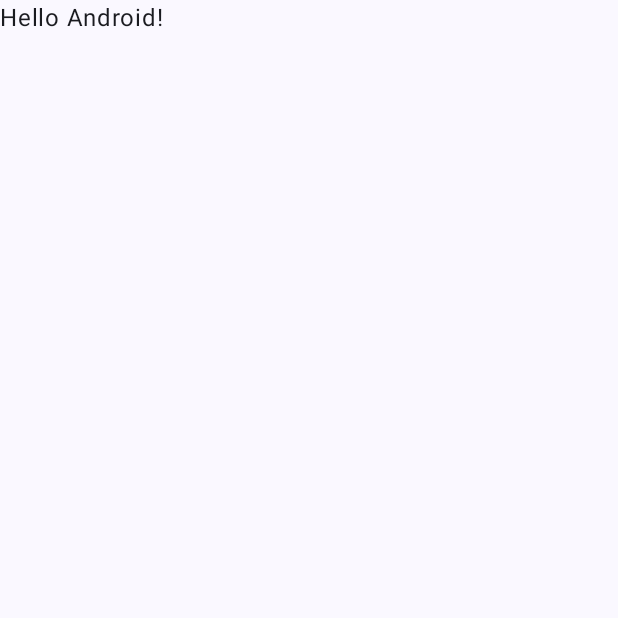
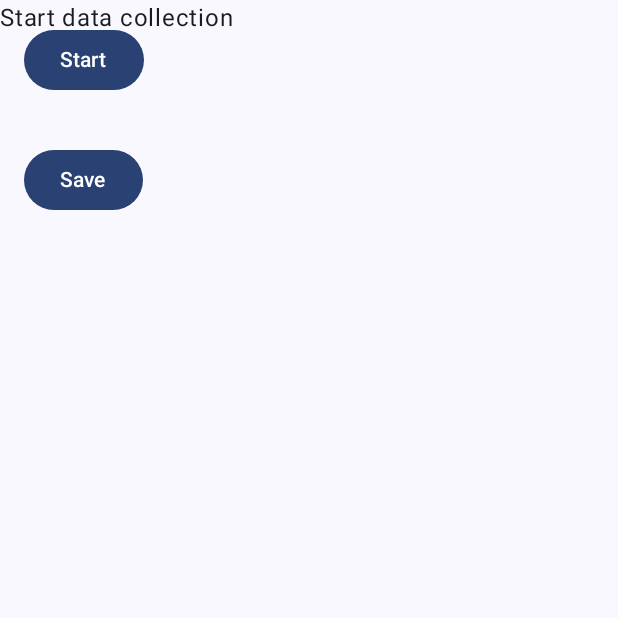
Before and after one commit to rerickson/mountain-bike-trainer, an Android app built with Jetpack Compose: the screen it shows after launch (MainActivity), on a phone screen of 412 x 824 dp, the top half of it. Before the commit the part shown is almost empty. Run offline under Robolectric (Android 15) with nearby library versions, the phone set to English and light mode, and no system bars.

Commit message:
Start, stop and data display

```diff
--- a/app/src/main/java/com/example/mountainbiketrainer/MainActivity.kt
+++ b/app/src/main/java/com/example/mountainbiketrainer/MainActivity.kt
@@ -1,46 +1,123 @@
 package com.example.mountainbiketrainer
 
+import android.hardware.Sensor
+import android.hardware.SensorEvent
+import android.hardware.SensorEventListener
+import android.hardware.SensorManager
 import android.os.Bundle
 import androidx.activity.ComponentActivity
 import androidx.activity.compose.setContent
+import androidx.compose.foundation.layout.Column
 import androidx.compose.foundation.layout.fillMaxSize
+import androidx.compose.foundation.layout.padding
+import androidx.compose.material3.Button
 import androidx.compose.material3.MaterialTheme
 import androidx.compose.material3.Surface
 import androidx.compose.material3.Text
 import androidx.compose.runtime.Composable
+import androidx.compose.runtime.getValue
+import androidx.compose.runtime.mutableStateOf
+import androidx.compose.runtime.remember
+import androidx.compose.runtime.setValue
 import androidx.compose.ui.Modifier
 import androidx.compose.ui.tooling.preview.Preview
+import androidx.compose.ui.unit.dp
 import com.example.mountainbiketrainer.ui.theme.MountainBikeTrainerTheme
 
-class MainActivity : ComponentActivity() {
+
+class MainActivity : ComponentActivity(), SensorEventListener {
+    private var accelerometer: Sensor? = null
+    private var textState by mutableStateOf("Start data collection")
+    private var collecting by mutableStateOf(false)
+
     override fun onCreate(savedInstanceState: Bundle?) {
         super.onCreate(savedInstanceState)
         setContent {
             MountainBikeTrainerTheme {
-                // A surface container using the 'background' color from the theme
                 Surface(
                     modifier = Modifier.fillMaxSize(),
                     color = MaterialTheme.colorScheme.background
                 ) {
-                    Greeting("Android")
+                    Column() {
+                        Greeting()
+                    }
+                    Column() {
+                        StartButton()
+                        SaveButton()
                     }
                 }
             }
         }
+        val sensorManager = getSystemService(SENSOR_SERVICE) as SensorManager
+
+        // Get accelerometer sensor
+        accelerometer = sensorManager.getDefaultSensor(Sensor.TYPE_ACCELEROMETER)
+
+        sensorManager.registerListener(this, accelerometer, SensorManager.SENSOR_DELAY_NORMAL)
+    }
+
+    override fun onSensorChanged(event: SensorEvent?) {
+        if(!collecting){
+            return
+        }
+
+        if (event?.sensor?.type == Sensor.TYPE_ACCELEROMETER) {
+            val x = event.values[0]
+            val y = event.values[1]
+            val z = event.values[2]
+
+            val horizontalAcceleration = Math.sqrt((x * x + y * y).toDouble()).toFloat()
+
+            updateText("horizontal accel: " + horizontalAcceleration);
+        }
+    }
+
+    private fun updateText(newText: String) {
+        textState = newText
+    }
+    override fun onAccuracyChanged(sensor: Sensor?, accuracy: Int) {
     }
 
     @Composable
-fun Greeting(name: String, modifier: Modifier = Modifier) {
+    fun Greeting(modifier: Modifier = Modifier) {
+//    var accelerationState by remember { mutableStateOf(0.0f) }
         Text(
-        text = "Hello $name!",
+            text = textState,
             modifier = modifier
         )
+
     }
 
     @Preview(showBackground = true)
     @Composable
     fun GreetingPreview() {
         MountainBikeTrainerTheme {
-        Greeting("Android")
+            Greeting()
         }
     }
+    @Composable
+    fun StartButton() {
+        var buttonText by remember { mutableStateOf("Start") }
+        Button(
+            onClick = {
+                collecting = !collecting
+                buttonText = if(collecting) "Stop" else "Start"
+            },
+            modifier = Modifier.padding(16.dp)
+        ) {
+            Text(text = buttonText)
+        }
+    }
+
+    @Composable
+    fun SaveButton(){
+        Button(
+            onClick = {
+                //TODO save to internal storage
+            },
+            modifier = Modifier.padding(16.dp)
+        ){
+            Text(text = "Save")
+        }
+    }
+}
--- a/gradle/libs.versions.toml
+++ b/gradle/libs.versions.toml
@@ -1,5 +1,5 @@
 [versions]
-agp = "8.3.1"
+agp = "8.3.2"
 kotlin = "1.9.0"
 coreKtx = "1.10.1"
 junit = "4.13.2"
```
Lines whose indentation alone changed are shown as unchanged.
